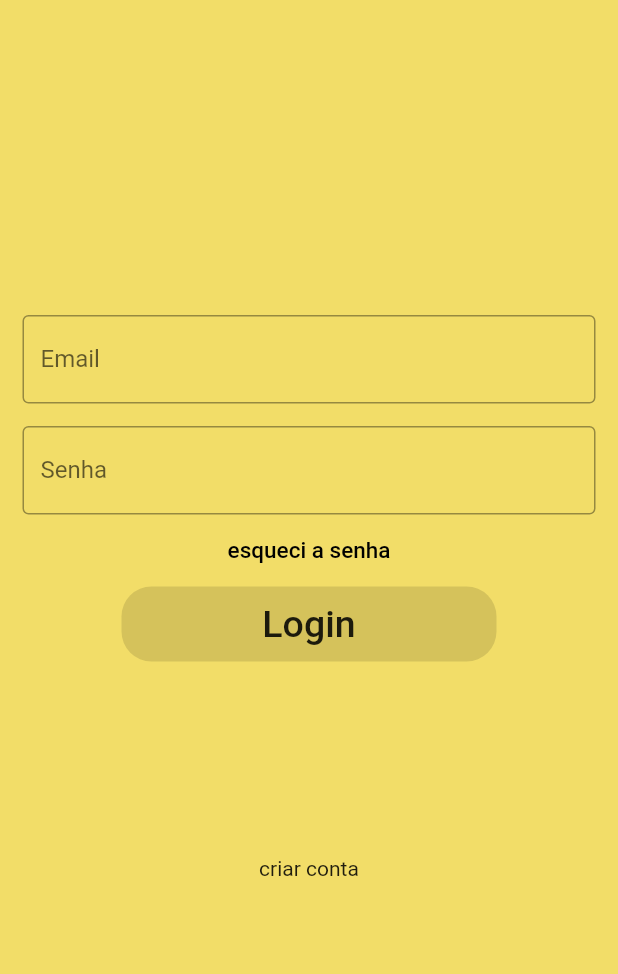
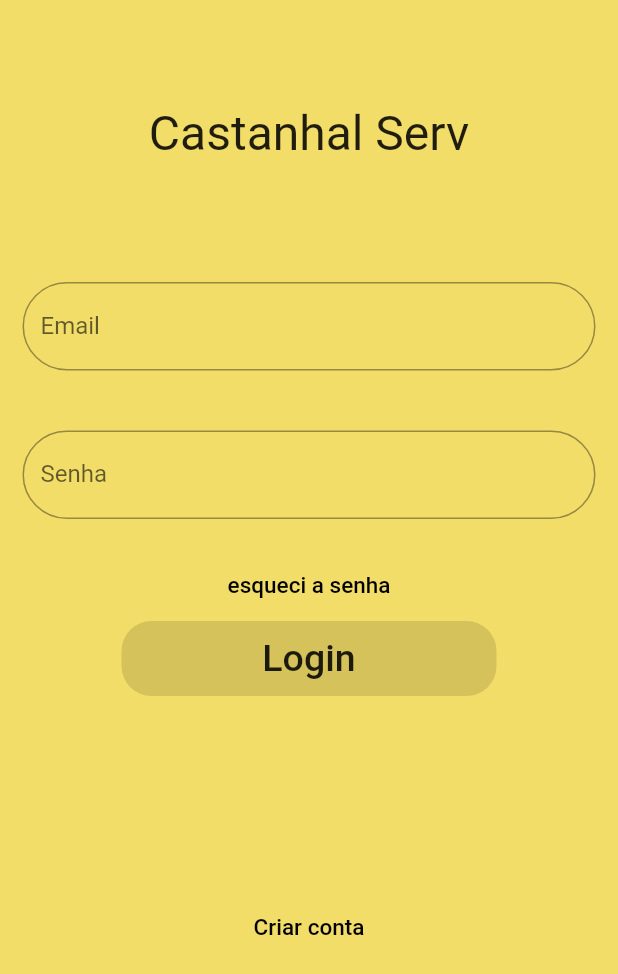
Before and after one commit to AndersonLucas30/cast_service, a Flutter app: the screen it shows after launch, on a phone screen of 412 x 824 dp. Shown: the top 974 px of the screen. Run offline on Flutter 3.47's test engine with Material 2 defaults, Android fonts, the phone set to English and light mode, and no system bars; our stand-ins replace hexcolor; Roboto replaces fonts that are missing (Billabong).

Commit message:
second commit

```diff
--- a/lib/PERFIL/perfil_pessoal.dart
+++ b/lib/PERFIL/perfil_pessoal.dart
@@ -137,7 +137,7 @@ class PerfilPessoal extends StatelessWidget{
                     Container(
 
                       child: Column(
-                        crossAxisAlignment: CrossAxisAlignment.start,
+                        crossAxisAlignment: CrossAxisAlignment.center,
                         children: [
                           Row(
                             children: [
@@ -235,12 +235,12 @@ class PerfilPessoal extends StatelessWidget{
                   crossAxisAlignment: CrossAxisAlignment.start,
                   // ignore: prefer_const_literals_to_create_immutables
                   children: [
-                    Padding(padding: EdgeInsets.only(left: 15), child: Text("Everton Figueiredo", style: TextStyle(fontWeight: FontWeight.w900,
+                    Padding(padding: EdgeInsets.only(left: 15), child: Text("Anderson Jardim", style: TextStyle(fontWeight: FontWeight.w900,
                     fontSize: 15 ),),
                     ),
                     Padding(padding: EdgeInsets.only(left: 15), child: Text("Programador", style: TextStyle(fontSize: 15 ),),
                     ),
-                    Padding(padding: EdgeInsets.only(left: 15), child: Text("Ficamos por aqui hoje....", style: TextStyle(fontWeight: FontWeight.w500, fontSize: 15 ),
+                    Padding(padding: EdgeInsets.only(left: 15), child: Text("Ama Deus", style: TextStyle(fontWeight: FontWeight.w500, fontSize: 15 ),
                     ),
                     ),
                   ],
--- a/lib/main.dart
+++ b/lib/main.dart
@@ -1,8 +1,10 @@
-// ignore_for_file: prefer_const_constructors
+// ignore_for_file: prefer_const_constructors, deprecated_member_use, prefer_const_literals_to_create_immutables
 
+import 'package:castservice/FORMULARIO%20CADASTRO/form.dart';
 import 'package:flutter/material.dart';
 import 'package:hexcolor/hexcolor.dart';
 import 'FEED/feed_screen.dart';
+import 'FORMULARIO CADASTRO/form.dart';
 void main() {
   runApp(const MyApp());
 }
@@ -42,13 +44,32 @@ class _LoginDemoState extends State<LoginDemo> {
       body: SingleChildScrollView(
         child: Column(
           children: <Widget>[
+              Container(
+
+            padding: EdgeInsets.only(top: 70),
+            //color: Colors.red,
+            child: Row(
+              mainAxisAlignment: MainAxisAlignment.center,
+              children: <Widget>[
+
+                Text(
+                  'Castanhal Serv',
+                  style: TextStyle(
+                    fontFamily: 'Billabong',
+                    fontSize: 32.0,
+                  ),
+                ),
+
+              ],
+            ),
+          ),
             Padding(
               padding: const EdgeInsets.only(top: 60.0),
               child: Center(
                 // ignore: sized_box_for_whitespace
                 child: Container(
                   width: 200,
-                  height: 150,
+
                     /*decoration: BoxDecoration(
                         color: Colors.red,
                         borderRadius: BorderRadius.circular(50.0)),
@@ -57,27 +78,29 @@ class _LoginDemoState extends State<LoginDemo> {
               ),
               ),
               const Padding(
-                padding: EdgeInsets.symmetric(horizontal: 15),
+                padding: EdgeInsets.symmetric(horizontal: 15, vertical: 20),
                 child: TextField(
                   decoration: InputDecoration(
-                    border: OutlineInputBorder(),
+                     border: OutlineInputBorder(borderRadius: BorderRadius.all(Radius.circular(40))),
                     labelText: 'Email',
                     hintText: 'Entre com Email'
                   ),
                 ),
                 ),
                 const Padding(
-                  padding: EdgeInsets.only(
-                    left: 15.0, right: 15.0, top: 15, bottom: 0),
+                 padding: EdgeInsets.symmetric(horizontal: 15, vertical: 20),
+                 // padding: EdgeInsets.only(
+                   // left: 15.0, right: 15.0, top: 15, bottom: 0),
                     child: TextField(
                       obscureText: true,
                       decoration: InputDecoration(
-                        border: OutlineInputBorder(),
+                        border: OutlineInputBorder(borderRadius: BorderRadius.all(Radius.circular(40))),
+
                         labelText: "Senha",
                         hintText: 'Entre com senha'),
                     ),
                   ),
-                  // ignore: deprecated_member_use
+
                   FlatButton(
                     onPressed:(){
 
@@ -87,13 +110,14 @@ class _LoginDemoState extends State<LoginDemo> {
                       style: TextStyle(color: Colors.black, fontSize: 15),
                     ),
                     ),
+
                     Container(
                       height: 50,
                       width: 250,
                       decoration: BoxDecoration(
                         color: Colors.black12, borderRadius: BorderRadius.circular(20)
                       ),
-                      // ignore: deprecated_member_use
+
                       child: FlatButton(
                         onPressed: (){
                          Navigator.push(
@@ -104,11 +128,20 @@ class _LoginDemoState extends State<LoginDemo> {
                         style: TextStyle(color: Colors.black87, fontSize: 25),
                       ),
                       ),
+
                     ),
                     const SizedBox(
                       height: 130,
                     ),
-                    const Text('criar conta')
+                      FlatButton(
+                    onPressed:(){
+                      Navigator.push(context, MaterialPageRoute(builder: (_) => FormCad()));
+                    } ,
+                    child: Text(
+                      'Criar conta',
+                      style: TextStyle(color: Colors.black, fontSize: 15),
+                    ),
+                    ),
           ],
         ),
       ),
```
Also changed, not shown: lib/CHAT/models/screens/chat_screens.dart (+15 -15 lines), lib/FEED/feed_screen.dart (+4 -7 lines), lib/FORMULARIO CADASTRO/form.dart (added, +171 -0 lines).
